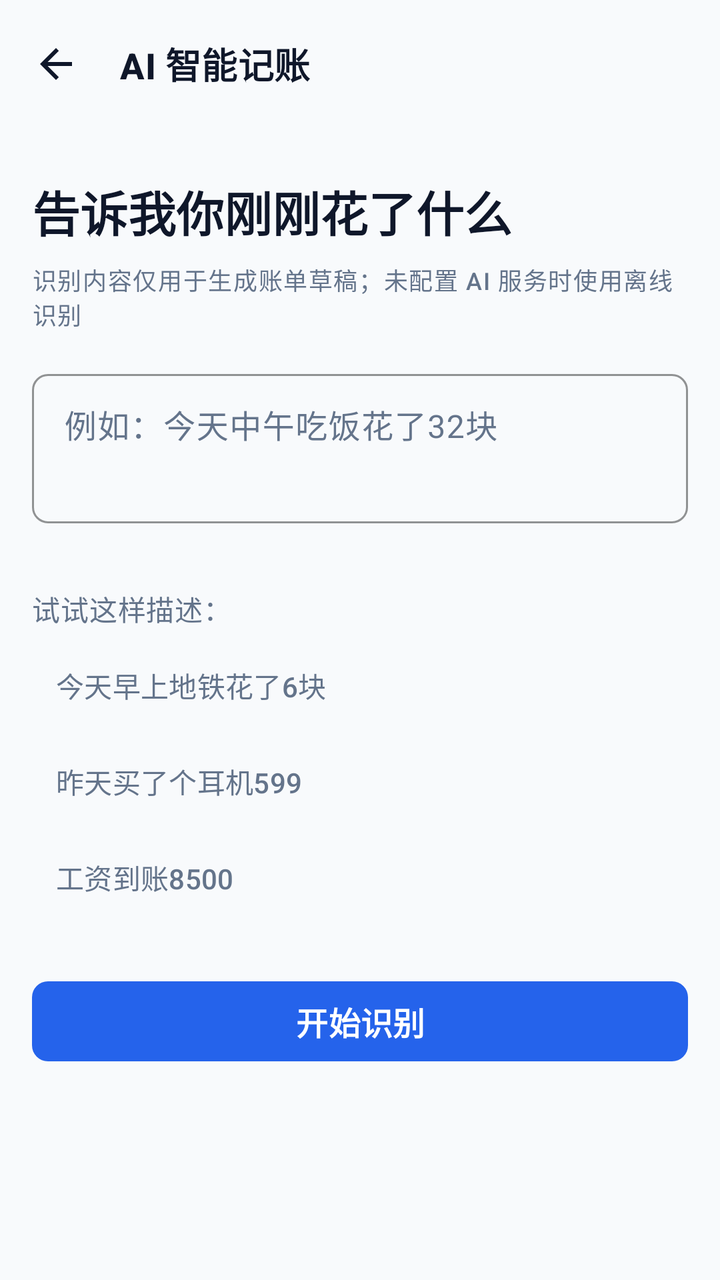
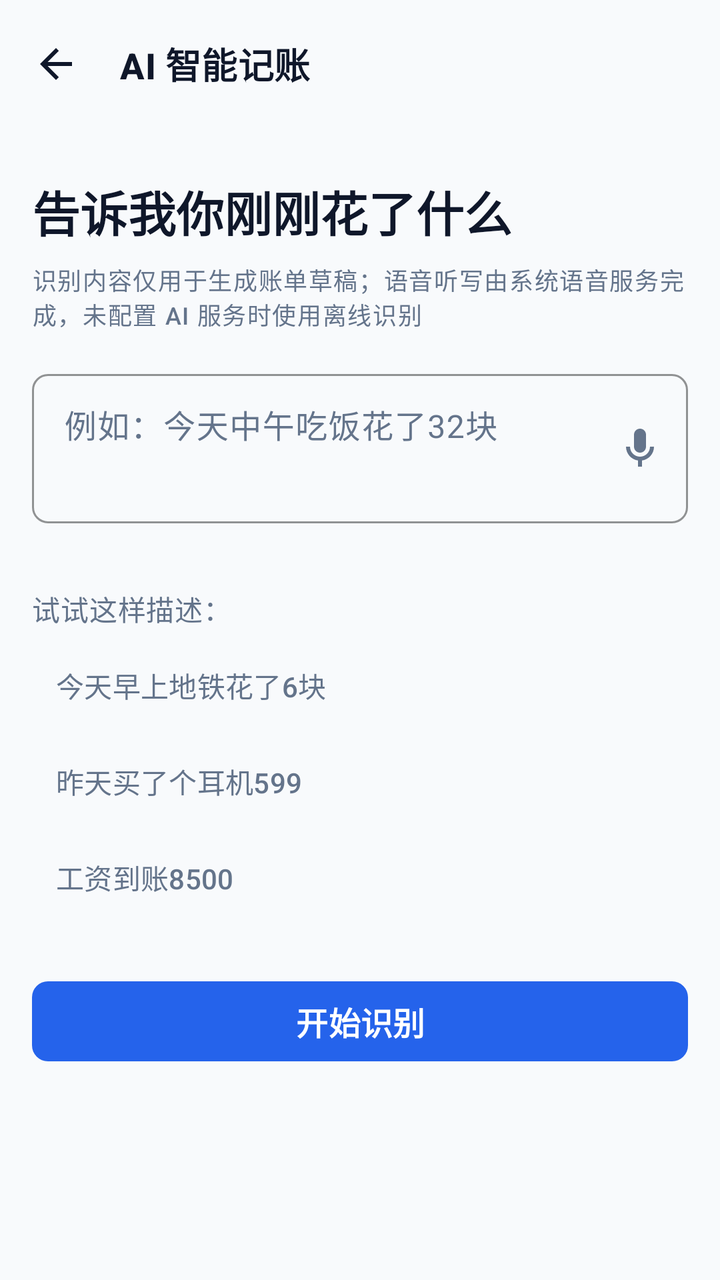

Two renders of the same Android screen: before a commit and after it. Below are the layout's source before the change and the commit's diff.
<!-- AndroidManifest.xml: application theme Theme.MinimalistBookkeeping -->
<!-- res/layout/activity_ai_bookkeeping.xml -->
<?xml version="1.0" encoding="utf-8"?>
<LinearLayout xmlns:android="http://schemas.android.com/apk/res/android"
    xmlns:app="http://schemas.android.com/apk/res-auto"
    android:id="@+id/aiRoot"
    android:layout_width="match_parent"
    android:layout_height="match_parent"
    android:background="@color/background"
    android:orientation="vertical">

    <com.google.android.material.appbar.MaterialToolbar
        android:id="@+id/toolbar"
        style="@style/Widget.App.Toolbar"
        android:layout_width="match_parent"
        android:layout_height="?attr/actionBarSize"
        app:navigationContentDescription="@string/cd_navigate_up"
        app:navigationIcon="@drawable/ic_arrow_left"
        app:title="@string/ai_title" />

    <ScrollView
        android:id="@+id/aiScroll"
        android:layout_width="match_parent"
        android:layout_height="0dp"
        android:layout_weight="1"
        android:clipToPadding="false"
        android:fillViewport="true">

        <LinearLayout
            android:layout_width="match_parent"
            android:layout_height="wrap_content"
            android:orientation="vertical"
            android:paddingStart="@dimen/page_margin"
            android:paddingEnd="@dimen/page_margin"
            android:paddingBottom="@dimen/spacing_xl">

            <TextView
                android:layout_width="match_parent"
                android:layout_height="wrap_content"
                android:layout_marginTop="@dimen/spacing_xl"
                android:text="@string/ai_headline"
                android:textAppearance="@style/TextAppearance.App.PageTitle" />

            <TextView
                android:layout_width="match_parent"
                android:layout_height="wrap_content"
                android:layout_marginTop="@dimen/spacing_sm"
                android:text="@string/ai_privacy_note"
                android:textAppearance="@style/TextAppearance.App.Caption"
                android:textColor="@color/text_secondary" />

            <com.google.android.material.textfield.TextInputLayout
                android:id="@+id/aiInputLayout"
                style="@style/Widget.App.TextInputLayout"
                android:layout_width="match_parent"
                android:layout_height="wrap_content"
                android:layout_marginTop="@dimen/spacing_lg"
                android:hint="@string/ai_input_hint"
                app:errorEnabled="true">

                <com.google.android.material.textfield.TextInputEditText
                    android:id="@+id/aiInput"
                    android:layout_width="match_parent"
                    android:layout_height="wrap_content"
                    android:gravity="top"
                    android:inputType="textMultiLine|textCapSentences"
                    android:maxLines="4"
                    android:minLines="2"
                    android:textSize="@dimen/font_body" />

            </com.google.android.material.textfield.TextInputLayout>

            
            <TextView
                android:layout_width="match_parent"
                android:layout_height="wrap_content"
                android:layout_marginTop="@dimen/spacing_md"
                android:text="@string/ai_examples_label"
                android:textAppearance="@style/TextAppearance.App.Secondary"
                android:textColor="@color/text_secondary" />

            <com.google.android.material.button.MaterialButton
                android:id="@+id/example1"
                style="@style/Widget.App.Button.Quiet"
                android:layout_width="match_parent"
                android:layout_height="wrap_content"
                android:layout_marginTop="@dimen/spacing_xs"
                android:gravity="start|center_vertical"
                android:text="@string/ai_example_1" />

            <com.google.android.material.button.MaterialButton
                android:id="@+id/example2"
                style="@style/Widget.App.Button.Quiet"
                android:layout_width="match_parent"
                android:layout_height="wrap_content"
                android:gravity="start|center_vertical"
                android:text="@string/ai_example_2" />

            <com.google.android.material.button.MaterialButton
                android:id="@+id/example3"
                style="@style/Widget.App.Button.Quiet"
                android:layout_width="match_parent"
                android:layout_height="wrap_content"
                android:gravity="start|center_vertical"
                android:text="@string/ai_example_3" />

            <com.google.android.material.button.MaterialButton
                android:id="@+id/parseButton"
                style="@style/Widget.App.Button.Primary"
                android:layout_width="match_parent"
                android:layout_height="wrap_content"
                android:layout_marginTop="@dimen/spacing_xl"
                android:text="@string/ai_parse_button" />

            <TextView
                android:id="@+id/aiErrorText"
                android:layout_width="match_parent"
                android:layout_height="wrap_content"
                android:layout_marginTop="@dimen/spacing_md"
                android:gravity="center"
                android:textAppearance="@style/TextAppearance.App.Secondary"
                android:textColor="@color/danger"
                android:visibility="gone" />

            <com.google.android.material.button.MaterialButton
                android:id="@+id/aiFillManuallyButton"
                style="@style/Widget.App.Button.Quiet"
                android:layout_width="match_parent"
                android:layout_height="wrap_content"
                android:layout_marginTop="@dimen/spacing_sm"
                android:text="@string/action_fill_manually"
                android:visibility="gone" />

        </LinearLayout>
    </ScrollView>

</LinearLayout>
<!-- resources referenced by this layout -->
<resources>
  <color name="background">#F8FAFC</color>
  <color name="danger">#EF4444</color>
  <color name="text_secondary">#64748B</color>
  <dimen name="font_body">16sp</dimen>
  <dimen name="page_margin">16dp</dimen>
  <dimen name="spacing_lg">16dp</dimen>
  <dimen name="spacing_md">12dp</dimen>
  <dimen name="spacing_sm">8dp</dimen>
  <dimen name="spacing_xl">24dp</dimen>
  <dimen name="spacing_xs">4dp</dimen>
  <string name="action_fill_manually">手动填写</string>
  <string name="ai_example_1">今天早上地铁花了6块</string>
  <string name="ai_example_2">昨天买了个耳机599</string>
  <string name="ai_example_3">工资到账8500</string>
  <string name="ai_examples_label">试试这样描述：</string>
  <string name="ai_headline">告诉我你刚刚花了什么</string>
  <string name="ai_input_hint">例如：今天中午吃饭花了32块</string>
  <string name="ai_parse_button">开始识别</string>
  <string name="ai_privacy_note">识别内容仅用于生成账单草稿；未配置 AI 服务时使用离线识别</string>
  <string name="ai_title">AI 智能记账</string>
  <string name="cd_navigate_up">返回</string>
  <style name="TextAppearance.App.Caption" parent="TextAppearance.Material3.LabelSmall">
          <item name="android:textSize">@dimen/font_caption</item>
          <item name="android:textColor">@color/text_tertiary</item>
      </style>
  <style name="TextAppearance.App.PageTitle" parent="TextAppearance.Material3.TitleLarge">
          <item name="android:textSize">@dimen/font_page_title</item>
          <item name="android:textColor">@color/text_primary</item>
          <item name="android:textStyle">bold</item>
      </style>
  <style name="TextAppearance.App.Secondary" parent="TextAppearance.Material3.BodyMedium">
          <item name="android:textSize">@dimen/font_secondary</item>
          <item name="android:textColor">@color/text_secondary</item>
      </style>
  <style name="Theme.MinimalistBookkeeping" parent="Base.Theme.MinimalistBookkeeping" />
  <dimen name="font_caption">12sp</dimen>
  <color name="text_tertiary">#94A3B8</color>
  <dimen name="font_page_title">24sp</dimen>
  <color name="text_primary">#0F172A</color>
  <dimen name="font_secondary">14sp</dimen>
  <dimen name="button_height">48dp</dimen>
  <color name="text_on_primary">#FFFFFF</color>
  <color name="primary">#2563EB</color>
  <dimen name="radius_sm">8dp</dimen>
  <dimen name="touch_target">48dp</dimen>
  <style name="Base.Theme.MinimalistBookkeeping" parent="Base.V1.Theme.MinimalistBookkeeping">
          <item name="android:windowLightStatusBar" tools:targetApi="m">true</item>
          <item name="android:windowLightNavigationBar" tools:targetApi="o_mr1">true</item>
      </style>
  <dimen name="font_section_title">18sp</dimen>
  <color name="primary_light">#DBEAFE</color>
  <color name="primary_dark">#1D4ED8</color>
  <color name="surface">#FFFFFF</color>
  <color name="surface_subtle">#F1F5F9</color>
  <color name="divider">#E2E8F0</color>
  <style name="TextAppearance.App.Display" parent="TextAppearance.Material3.DisplaySmall">
          <item name="android:textSize">@dimen/font_display</item>
          <item name="android:textColor">@color/text_primary</item>
          <item name="android:textStyle">bold</item>
      </style>
  <style name="TextAppearance.App.Body" parent="TextAppearance.Material3.BodyLarge">
          <item name="android:textSize">@dimen/font_body</item>
          <item name="android:textColor">@color/text_primary</item>
      </style>
  <dimen name="font_display">32sp</dimen>
  <!-- unchanged entries left out for length: 7 -->
</resources>

<!-- the commit's change to res/layout/activity_ai_bookkeeping.xml (unified diff, before → after) -->
@@ -54,6 +54,10 @@
                 android:layout_height="wrap_content"
                 android:layout_marginTop="@dimen/spacing_lg"
                 android:hint="@string/ai_input_hint"
+                app:endIconContentDescription="@string/ai_voice_cd"
+                app:endIconDrawable="@drawable/ic_mic"
+                app:endIconMode="custom"
+                app:endIconTint="@color/text_secondary"
                 app:errorEnabled="true">
 
                 <com.google.android.material.textfield.TextInputEditText
<!-- resource entries referenced after the edit -->
@@ -10,6 +10,17 @@
   <dimen name="spacing_sm">8dp</dimen>
   <dimen name="spacing_xl">24dp</dimen>
   <dimen name="spacing_xs">4dp</dimen>
+  <!-- drawable ic_mic (drawable) -->
+  <?xml version="1.0" encoding="utf-8"?>
+  <vector xmlns:android="http://schemas.android.com/apk/res/android"
+      android:width="24dp"
+      android:height="24dp"
+      android:viewportWidth="24"
+      android:viewportHeight="24">
+      <path
+          android:fillColor="@android:color/white"
+          android:pathData="M12,14c1.66,0 3,-1.34 3,-3V5c0,-1.66 -1.34,-3 -3,-3S9,3.34 9,5v6c0,1.66 1.34,3 3,3zM17,11c0,2.76 -2.24,5 -5,5s-5,-2.24 -5,-5H5c0,3.53 2.61,6.43 6,6.92V21h2v-3.08c3.39,-0.49 6,-3.39 6,-6.92h-2z" />
+  </vector>
   <string name="action_fill_manually">手动填写</string>
   <string name="ai_example_1">今天早上地铁花了6块</string>
   <string name="ai_example_2">昨天买了个耳机599</string>
@@ -18,8 +29,9 @@
   <string name="ai_headline">告诉我你刚刚花了什么</string>
   <string name="ai_input_hint">例如：今天中午吃饭花了32块</string>
   <string name="ai_parse_button">开始识别</string>
-  <string name="ai_privacy_note">识别内容仅用于生成账单草稿；未配置 AI 服务时使用离线识别</string>
+  <string name="ai_privacy_note">识别内容仅用于生成账单草稿；语音听写由系统语音服务完成，未配置 AI 服务时使用离线识别</string>
   <string name="ai_title">AI 智能记账</string>
+  <string name="ai_voice_cd">语音输入</string>
   <string name="cd_navigate_up">返回</string>
   <style name="TextAppearance.App.Caption" parent="TextAppearance.Material3.LabelSmall">
           <item name="android:textSize">@dimen/font_caption</item>
